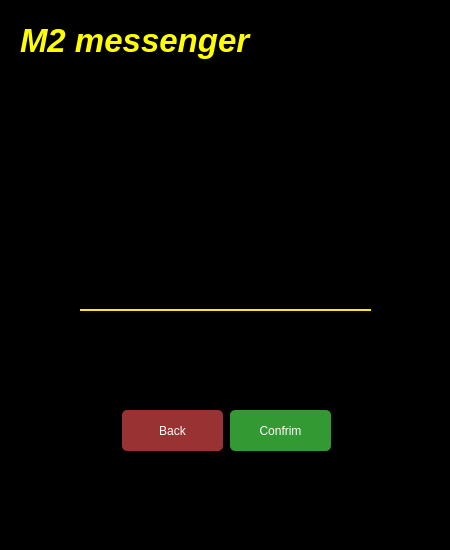
MohamadKhavaran/M2-Massenger, file untitled/sendmessageuser.ui: the form before one commit.
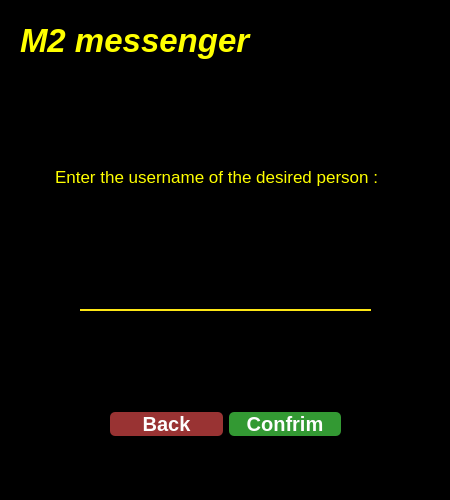
The form after the commit.

```diff
--- a/untitled/sendmessageuser.ui
+++ b/untitled/sendmessageuser.ui
@@ -7,7 +7,7 @@
     <x>0</x>
     <y>0</y>
     <width>450</width>
-    <height>550</height>
+    <height>500</height>
    </rect>
   </property>
   <property name="windowTitle">
@@ -17,85 +17,12 @@
    <string notr="true">background-color: rgb(0, 0, 0);
 </string>
   </property>
-  <widget class="QPushButton" name="pushButton">
-   <property name="geometry">
-    <rect>
-     <x>122</x>
-     <y>410</y>
-     <width>101</width>
-     <height>41</height>
-    </rect>
-   </property>
-   <property name="styleSheet">
-    <string notr="true">QPushButton#pushButton {
-color: white;
-border-radius: 5px;
-Background: #933;
-color: #fefefe;
-}
-
-QPushButton#pushButton:hover {
-	background-color: rgb(42, 46, 52);
-border-style: solid;
- border-width: 1px;
-	color: rgb(241, 182, 88);
-}
-
-QPushButton#pushButton:pressed {
-border-style: solid;
-border-width: 1px;
-	background-color: rgb(25, 69, 105);
-	color: rgb(85, 255, 255);
-}</string>
-   </property>
-   <property name="text">
-    <string>Back</string>
-   </property>
-  </widget>
-  <widget class="QPushButton" name="pushButton_2">
-   <property name="geometry">
-    <rect>
-     <x>230</x>
-     <y>410</y>
-     <width>101</width>
-     <height>41</height>
-    </rect>
-   </property>
-   <property name="styleSheet">
-    <string notr="true">QPushButton#pushButton_2 {
-color: white;
-border-radius: 5px;
-Background: #393;
-color: #fefefe;
-}
-
-QPushButton#pushButton_2:hover {
-	background-color: rgb(42, 46, 52);
-border-style: solid;
- border-width: 1px;
-	color: rgb(241, 182, 88);
-}
-
-QPushButton#pushButton_2:pressed {
-border-style: solid;
-border-width: 1px;
-	background-color: rgb(25, 69, 105);
-	color: rgb(85, 255, 255);
-}</string>
-   </property>
-   <property name="text">
-    <string>Confrim</string>
-   </property>
-   <property name="shortcut">
-    <string>Return</string>
-   </property>
-  </widget>
   <widget class="QLabel" name="label">
    <property name="geometry">
     <rect>
-     <x>20</x>
+     <x>55</x>
      <y>160</y>
-     <width>421</width>
+     <width>415</width>
      <height>34</height>
     </rect>
    </property>
@@ -104,6 +31,9 @@
      <pointsize>13</pointsize>
     </font>
    </property>
+   <property name="styleSheet">
+    <string notr="true">color:rgb(255,255,0)	;</string>
+   </property>
    <property name="text">
     <string>Enter the username of the desired person : </string>
    </property>
@@ -162,6 +92,92 @@
     <string>M2 messenger</string>
    </property>
   </widget>
+  <widget class="QWidget" name="horizontalLayoutWidget">
+   <property name="geometry">
+    <rect>
+     <x>110</x>
+     <y>389</y>
+     <width>231</width>
+     <height>71</height>
+    </rect>
+   </property>
+   <layout class="QHBoxLayout" name="horizontalLayout_3">
+    <item>
+     <widget class="QPushButton" name="pushButton">
+      <property name="font">
+       <font>
+        <pointsize>15</pointsize>
+        <italic>false</italic>
+        <bold>true</bold>
+       </font>
+      </property>
+      <property name="styleSheet">
+       <string notr="true">QPushButton#pushButton {
+color: white;
+border-radius: 5px;
+Background: #933;
+color: #fefefe;
+}
+
+QPushButton#pushButton:hover {
+	background-color: rgb(42, 46, 52);
+border-style: solid;
+ border-width: 1px;
+	color: rgb(241, 182, 88);
+}
+
+QPushButton#pushButton:pressed {
+border-style: solid;
+border-width: 1px;
+	background-color: rgb(25, 69, 105);
+	color: rgb(85, 255, 255);
+}</string>
+      </property>
+      <property name="text">
+       <string>Back</string>
+      </property>
+     </widget>
+    </item>
+    <item>
+     <widget class="QPushButton" name="pushButton_2">
+      <property name="font">
+       <font>
+        <pointsize>15</pointsize>
+        <bold>true</bold>
+       </font>
+      </property>
+      <property name="styleSheet">
+       <string notr="true">QPushButton#pushButton_2 {
+color: white;
+border-radius: 5px;
+Background: #393;
+color: #fefefe;
+}
+
+QPushButton#pushButton_2:hover {
+	background-color: rgb(42, 46, 52);
+border-style: solid;
+ border-width: 1px;
+	color: rgb(241, 182, 88);
+}
+
+QPushButton#pushButton_2:pressed {
+border-style: solid;
+border-width: 1px;
+	background-color: rgb(25, 69, 105);
+	color: rgb(85, 255, 255);
+}</string>
+      </property>
+      <property name="text">
+       <string>Confrim</string>
+      </property>
+      <property name="shortcut">
+       <string>Return</string>
+      </property>
+     </widget>
+    </item>
+   </layout>
+  </widget>
  </widget>
  <resources/>
  <connections/>
```
